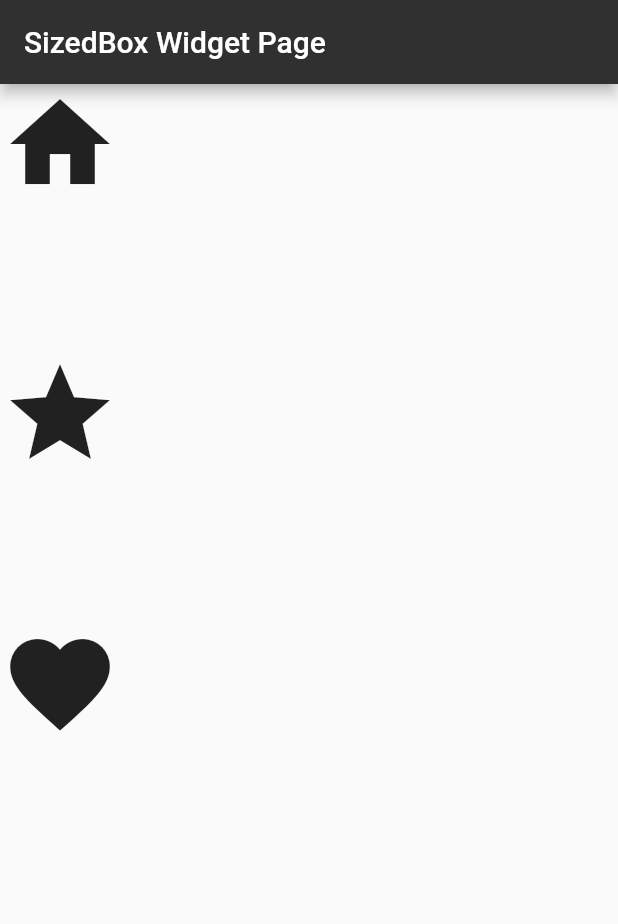
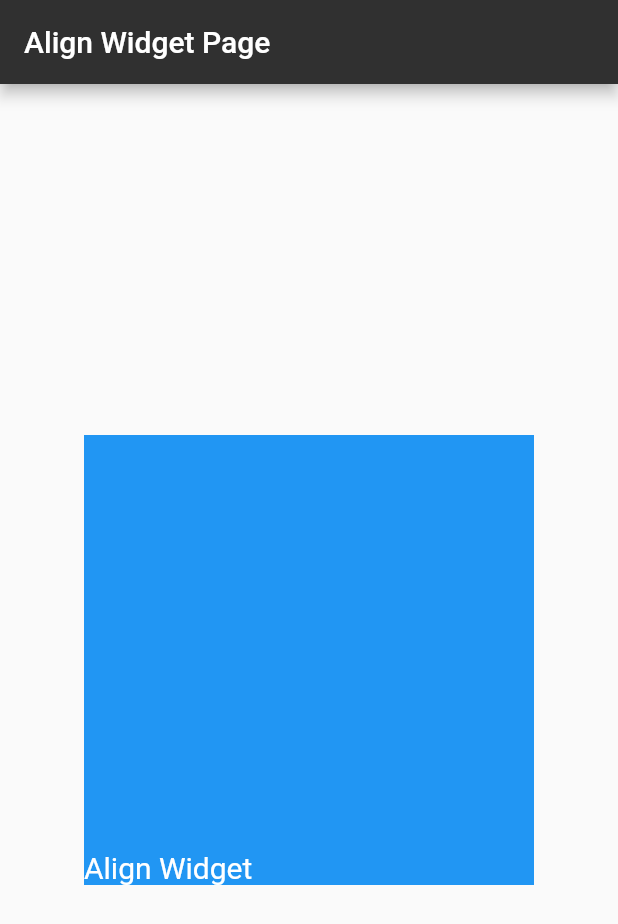
Before and after one commit to rhattasit-nrtech/flutter_layout_inclass, a Flutter app: the screen it shows after launch, on a phone screen of 412 x 824 dp. Shown: the top 924 px of the screen. Run offline on Flutter 3.47's test engine with Material 2 defaults, Android fonts, the phone set to English and light mode, and no system bars.

Commit message:
update align  widget

```diff
--- /dev/null
+++ b/lib/align_widget_layout.dart
@@ -0,0 +1,31 @@
+import 'package:flutter/material.dart';
+
+class AlignWidgetPage extends StatefulWidget {
+  AlignWidgetPage({Key? key}) : super(key: key);
+
+  @override
+  _AlignWidgetPageState createState() => _AlignWidgetPageState();
+}
+
+class _AlignWidgetPageState extends State<AlignWidgetPage> {
+  @override
+  Widget build(BuildContext context) {
+    return Scaffold(
+      appBar: AppBar(
+        title: Text('Align Widget Page', style: TextStyle(color: Colors.white),),
+        backgroundColor: Colors.grey[850],
+      ),
+      body: Center(
+        child: Container(
+          width: 300,
+          height: 300,
+          color: Colors.blue,
+          child: Align(
+            alignment: Alignment.bottomLeft,
+            child: Text('Align Widget', style: TextStyle(fontSize: 20, color: Colors.white),),
+          ),
+        ),
+      ),
+    );
+  }
+}
--- a/lib/main.dart
+++ b/lib/main.dart
@@ -1,4 +1,5 @@
 import 'package:flutter/material.dart';
+import 'package:flutter_layout/align_widget_layout.dart';
 import 'package:flutter_layout/column_widget_layout.dart';
 import 'package:flutter_layout/expanded_widget_layout.dart';
 import 'package:flutter_layout/row_widget_layout.dart';
@@ -15,7 +16,7 @@ class MyApp extends StatelessWidget {
     return MaterialApp(
       debugShowCheckedModeBanner: false,
       theme: ThemeData(primarySwatch: Colors.grey),
-      home: SizedBoxWidgetPage(),
+      home: AlignWidgetPage(),
     );
   }
 }
```
